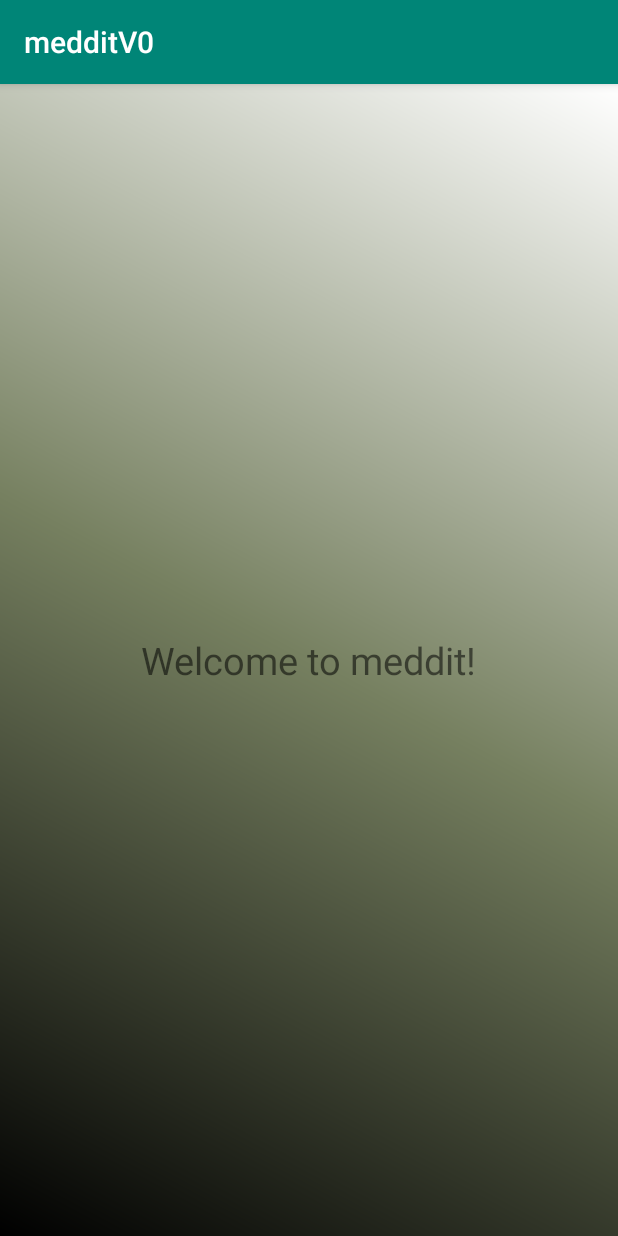
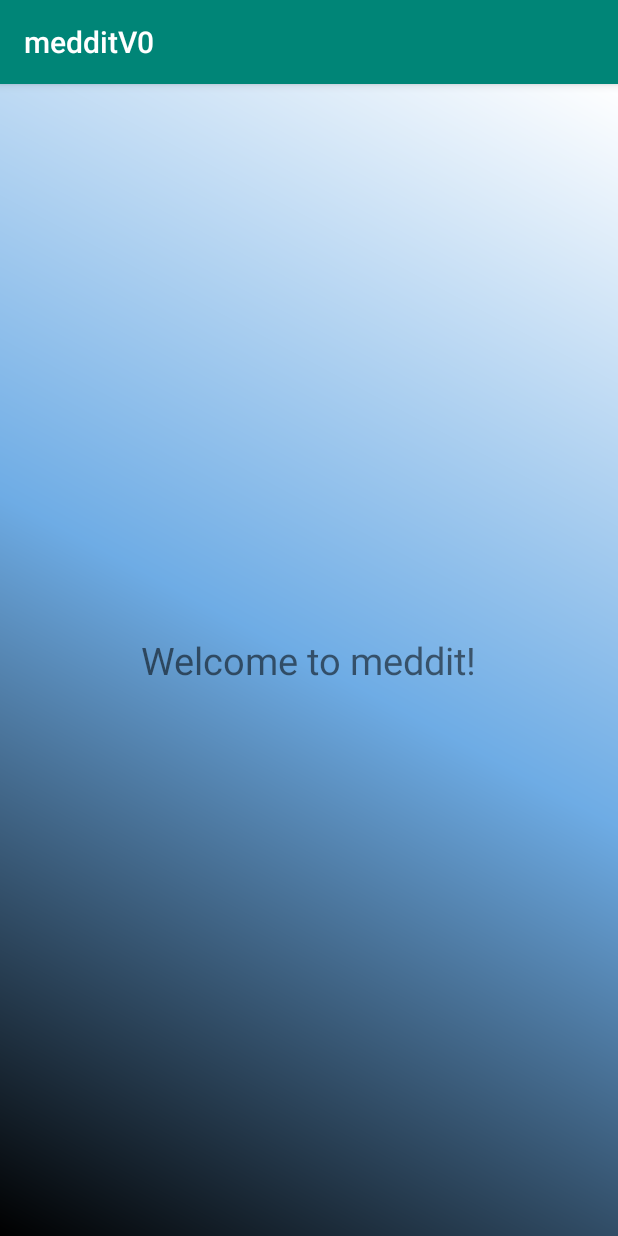
Before and after one commit to david-z-shi/medditV0, an Android app: the screen it shows after launch (MainActivity), on a phone screen of 412 x 824 dp. Run offline under Robolectric (Android 15) with nearby library versions, the phone set to English and light mode, and no system bars.

Commit message:
make it blue

```diff
--- a/app/src/main/java/com/example/android/medditv0/text_to_speech.java
+++ b/app/src/main/java/com/example/android/medditv0/text_to_speech.java
@@ -1,5 +1,4 @@
 package com.example.android.medditv0;
-
 import android.app.Activity;
 import android.content.ActivityNotFoundException;
 import android.content.Intent;
--- a/app/src/main/res/drawable/gradient.xml
+++ b/app/src/main/res/drawable/gradient.xml
@@ -5,8 +5,8 @@
     <gradient
         android:angle="45"
         android:endColor="#FFFFFF"
-        android:centerColor="#768060"
-        android:startColor="#000"
+        android:centerColor="#6EACE5"
+        android:startColor= "#000000"
         android:type="linear" />
 
 </shape>
--- /dev/null
+++ b/app/src/main/res/values/ids.xml
@@ -0,0 +1,5 @@
+<?xml version="1.0" encoding="utf-8"?>
+<resources>
+    <item name="speak" type="id" />
+    <item name="enter" type="id" />
+</resources>
```
